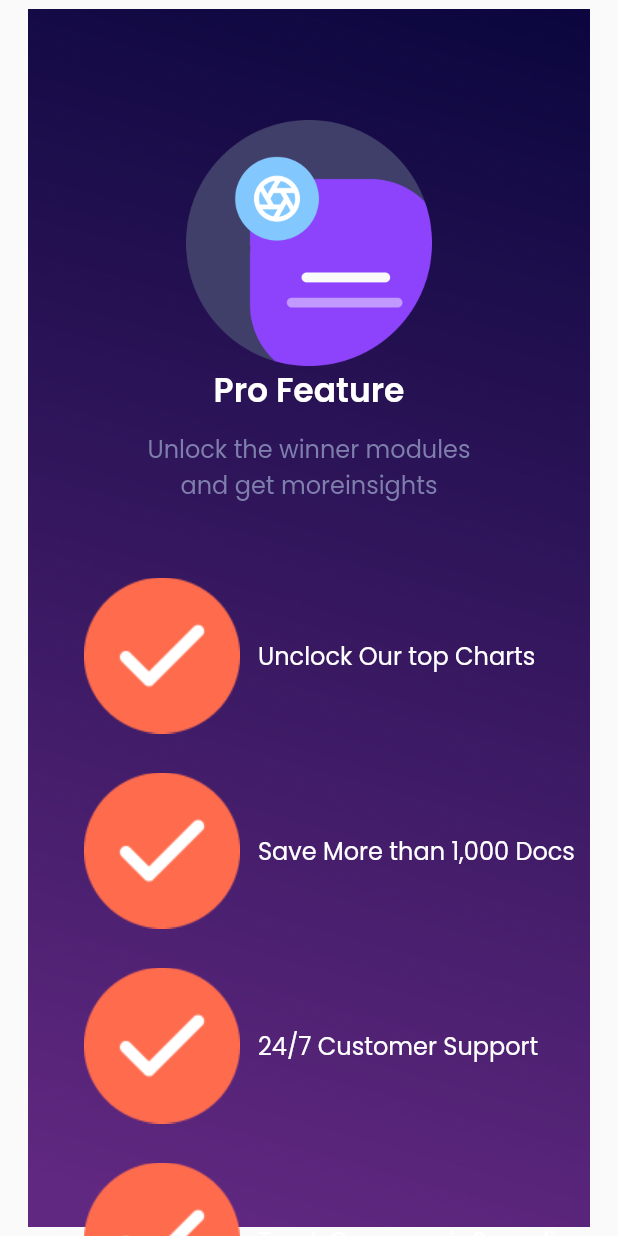
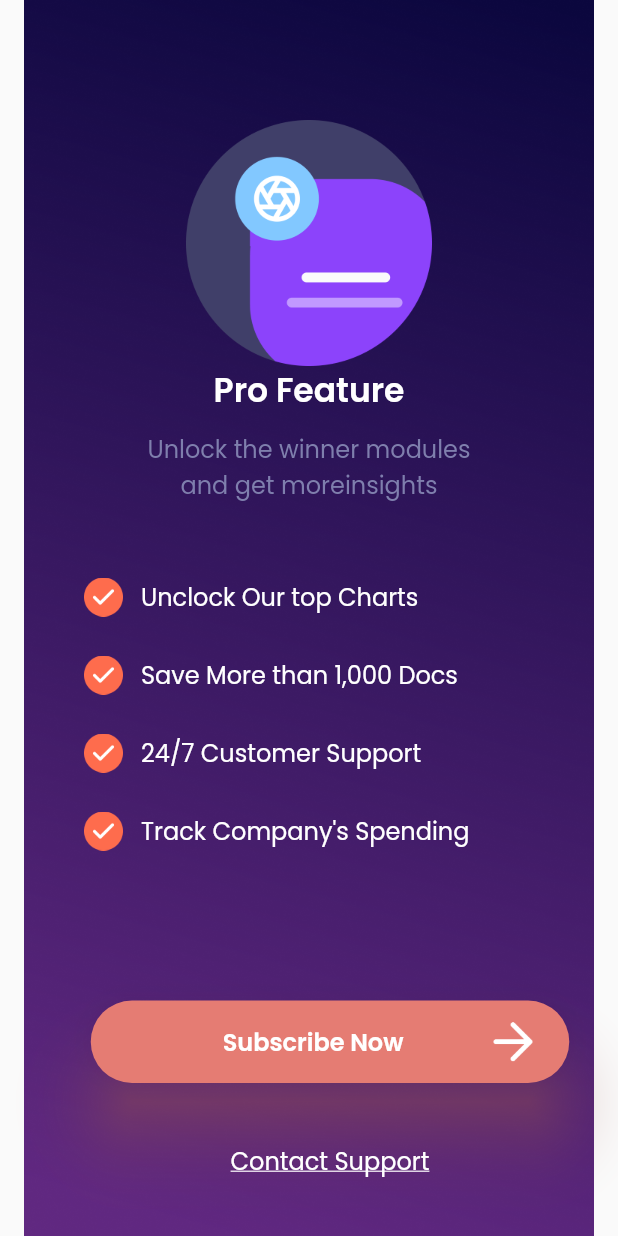
Before and after one commit to s4llm4n/seven_days, a Flutter app: the SecondPricing screen opened directly, on a phone screen of 412 x 824 dp. Run offline on Flutter 3.47's test engine with Material 2 defaults, Android fonts, the light colour scheme and no system bars; our stand-ins replace google_fonts.

Commit message:
cartlist ex

```diff
--- a/lib/main.dart
+++ b/lib/main.dart
@@ -7,6 +7,8 @@ import 'package:seven_days/pages/first_signin.dart';
 import 'package:seven_days/pages/first_splash.dart';
 import 'package:seven_days/pages/first_started.dart';
 import 'package:seven_days/pages/second_empty.dart';
+import 'package:seven_days/pages/second_pricing.dart';
+import 'package:seven_days/pages/second_random.dart';
 import 'package:seven_days/pages/second_rating.dart';
 import 'package:seven_days/pages/second_signin.dart';
 import 'package:seven_days/pages/second_splash.dart';
@@ -19,7 +21,7 @@ class SevenDays extends StatelessWidget {
   Widget build(BuildContext context) {
     return MaterialApp(
       debugShowCheckedModeBanner: false,
-      home: FirstRandom(),
+      home: SecondRandom(),
     );
   }
 }
--- a/lib/pages/second_pricing.dart
+++ b/lib/pages/second_pricing.dart
@@ -11,7 +11,7 @@ class SecondPricing extends StatelessWidget {
             decoration: BoxDecoration(
               image: DecorationImage(
                 image: AssetImage(
-                  'assets/linear_background.png',
+                  'assets/linear2.png',
                 ),
               ),
             ),
@@ -51,6 +51,7 @@ class SecondPricing extends StatelessWidget {
                         children: [
                           Image.asset(
                             'assets/orange_check.png',
+                            width: 26,
                           ),
                           SizedBox(width: 12,),
                           Text(
@@ -67,6 +68,7 @@ class SecondPricing extends StatelessWidget {
                         children: [
                           Image.asset(
                             'assets/orange_check.png',
+                            width: 26,
                           ),
                           SizedBox(width: 12,),
                           Text(
@@ -83,6 +85,7 @@ class SecondPricing extends StatelessWidget {
                         children: [
                           Image.asset(
                             'assets/orange_check.png',
+                            width: 26,
                           ),
                           SizedBox(width: 12,),
                           Text(
@@ -99,6 +102,7 @@ class SecondPricing extends StatelessWidget {
                         children: [
                           Image.asset(
                             'assets/orange_check.png',
+                            width: 26,
                           ),
                           SizedBox(width: 12,),
                           Text(
@@ -110,7 +114,7 @@ class SecondPricing extends StatelessWidget {
                           ),
                         ],
                       ),
-                      SizedBox(height: 58,),
+                      SizedBox(height: 100,),
                       Container(
                         width: 319,
                         height: 55,
@@ -137,7 +141,9 @@ class SecondPricing extends StatelessWidget {
                                     fontWeight: FontWeight.w600,
                                   ),
                                 ),
-                                Image.asset('assets/arrow_right2.png',),
+                                Image.asset(
+                                  'assets/arrow_right2.png',
+                                ),
                               ],
                             ),
                           ),
```
Also changed, not shown: lib/pages/first_random.dart (+7 -6 lines), lib/widgets/cart_list.dart (+6 -5 lines), assets/linear2.png (added), assets/linear_background.png (deleted).
